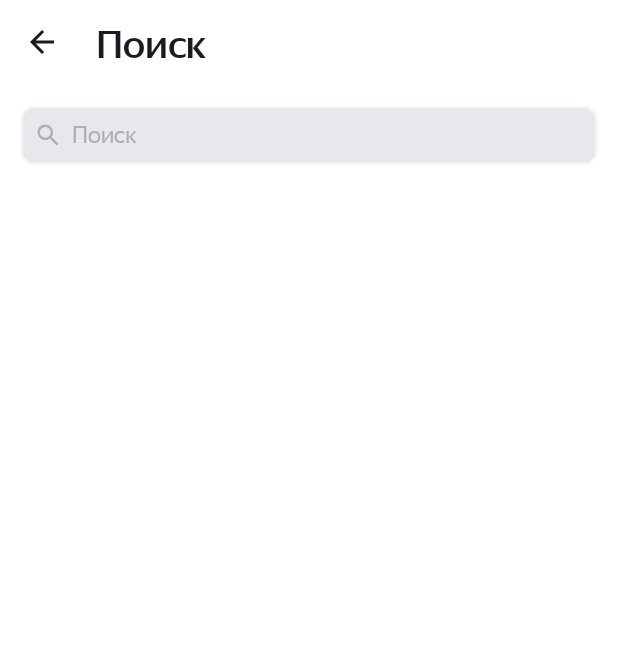
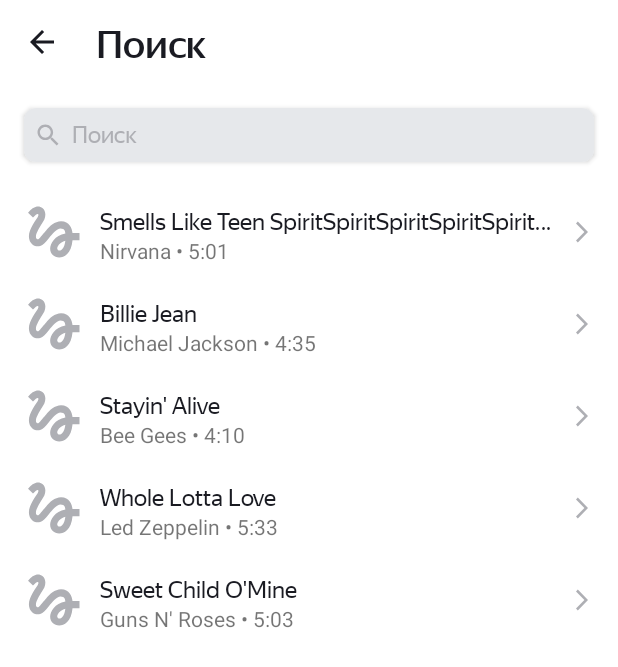
Before and after one commit to DimoonAndDev/Playlist_Maker, an Android app: the SearchActivity screen opened directly, with no data from a screen before it, on a phone screen of 412 x 824 dp. Shown: the top 667 px of the screen. Run offline under Robolectric (Android 15) with nearby library versions, the phone set to English and light mode, and no system bars; pictures from the network do not load.

Commit message:
10 sprint homework. 1. Search Recycler added 1.1. Track unit layout added 1.2. Adapter and ViewHolder added 1.3. Track class added 2. Glide installed 3. Mock-tracks added

```diff
--- a/app/build.gradle
+++ b/app/build.gradle
@@ -41,4 +41,7 @@ dependencies {
     testImplementation 'junit:junit:4.13.2'
     androidTestImplementation 'androidx.test.ext:junit:1.1.5'
     androidTestImplementation 'androidx.test.espresso:espresso-core:3.5.1'
+
+    implementation 'com.github.bumptech.glide:glide:4.14.2'
+    annotationProcessor 'com.github.bumptech.glide:compiler:4.14.2'
 }
--- a/app/src/main/AndroidManifest.xml
+++ b/app/src/main/AndroidManifest.xml
@@ -1,7 +1,7 @@
 <?xml version="1.0" encoding="utf-8"?>
 <manifest xmlns:android="http://schemas.android.com/apk/res/android"
     xmlns:tools="http://schemas.android.com/tools">
-
+    <uses-permission android:name="android.permission.INTERNET"/>
     <application
         android:allowBackup="true"
         android:dataExtractionRules="@xml/data_extraction_rules"
--- a/app/src/main/java/com/example/playlistmaker/SearchActivity.kt
+++ b/app/src/main/java/com/example/playlistmaker/SearchActivity.kt
@@ -10,6 +10,9 @@ import android.view.inputmethod.InputMethodManager
 import android.widget.EditText
 import android.widget.ImageView
 import androidx.appcompat.content.res.AppCompatResources
+import androidx.recyclerview.widget.LinearLayoutManager
+import androidx.recyclerview.widget.RecyclerView
+import com.example.playlistmaker.searchrecycler.SearchViewAdapter
 
 class SearchActivity : AppCompatActivity() {
     override fun onCreate(savedInstanceState: Bundle?) {
@@ -23,6 +26,7 @@ class SearchActivity : AppCompatActivity() {
         val searchBackArrowImage = findViewById<ImageView>(R.id.SearchBackArrowImage)
         val searchEditText = findViewById<EditText>(R.id.SearchEditText)
         val searchClearTextImage = findViewById<ImageView>(R.id.SearchClearTextImage)
+        val searchRecyclerView = findViewById<RecyclerView>(R.id.SearchRecyclerView)
 
 
         searchBackArrowImage.setOnClickListener {
@@ -66,6 +70,11 @@ class SearchActivity : AppCompatActivity() {
             inputMethodManager?.hideSoftInputFromWindow(searchEditText.windowToken, 0)
         }
 
+
+        searchRecyclerView.layoutManager =
+            LinearLayoutManager(this, LinearLayoutManager.VERTICAL, false)
+        val recyclerTrackAdapter = SearchViewAdapter(tracks)
+        searchRecyclerView.adapter = recyclerTrackAdapter
     }
 
     private var textValue: String = EMPTY_TXT
@@ -79,4 +88,36 @@ class SearchActivity : AppCompatActivity() {
         private const val EMPTY_TXT = ""
     }
 
+    private val tracks = arrayOf(
+        Track(
+            "Smells Like Teen SpiritSpiritSpiritSpiritSpiritSpiritSpiritSpiritSpirit",
+            "Nirvana",
+            "5:01",
+            "https://is5-ssl.mzstatic.com/image/thumb/Music115/v4/7b/58/c2/7b58c21a-2b51-2bb2-e59a-9bb9b96ad8c3/00602567924166.rgb.jpg/100x100bb.jpg"
+        ),
+        Track(
+            "Billie Jean",
+            "Michael Jackson",
+            "4:35",
+            "https://is5-ssl.mzstatic.com/image/thumb/Music125/v4/3d/9d/38/3d9d3811-71f0-3a0e-1ada-3004e56ff852/827969428726.jpg/100x100bb.jpg"
+        ),
+        Track(
+            "Stayin' Alive",
+            "Bee Gees",
+            "4:10",
+            "https://is4-ssl.mzstatic.com/image/thumb/Music115/v4/1f/80/1f/1f801fc1-8c0f-ea3e-d3e5-387c6619619e/16UMGIM86640.rgb.jpg/100x100bb.jpg"
+        ),
+        Track(
+            "Whole Lotta Love",
+            "Led Zeppelin",
+            "5:33",
+            "https://is2-ssl.mzstatic.com/image/thumb/Music62/v4/7e/17/e3/7e17e33f-2efa-2a36-e916-7f808576cf6b/mzm.fyigqcbs.jpg/100x100bb.jpg"
+        ),
+        Track(
+            "Sweet Child O'Mine",
+            "Guns N' Roses",
+            "5:03",
+            "https://is5-ssl.mzstatic.com/image/thumb/Music125/v4/a0/4d/c4/a04dc484-03cc-02aa-fa82-5334fcb4bc16/18UMGIM24878.rgb.jpg/100x100bb.jpg"
+        )
+    )
 }
--- /dev/null
+++ b/app/src/main/java/com/example/playlistmaker/Track.kt
@@ -0,0 +1,6 @@
+package com.example.playlistmaker
+
+data class Track(val trackName: String,// Название композиции
+                 val artistName: String, // Имя исполнителя
+                 val trackTime: String, // Продолжительность трека
+                 val artworkUrl100: String) // Ссылка на изображение обложки
--- /dev/null
+++ b/app/src/main/java/com/example/playlistmaker/searchrecycler/SearchViewAdapter.kt
@@ -0,0 +1,23 @@
+package com.example.playlistmaker.searchrecycler
+
+import android.view.LayoutInflater
+import android.view.ViewGroup
+import androidx.recyclerview.widget.RecyclerView
+import com.example.playlistmaker.R
+import com.example.playlistmaker.Track
+
+class SearchViewAdapter(private val tracks:Array<Track>) :
+    RecyclerView.Adapter<SearchViewHolder>() {
+    override fun onCreateViewHolder(parent: ViewGroup, viewType: Int): SearchViewHolder {
+        val view = LayoutInflater.from(parent.context).inflate(R.layout.search_track_unit,parent,false)
+        return SearchViewHolder(view)
+    }
+
+    override fun getItemCount(): Int {
+        return tracks.size
+    }
+
+    override fun onBindViewHolder(holder: SearchViewHolder, position: Int) {
+        holder.bind(tracks[position])
+    }
+}
--- /dev/null
+++ b/app/src/main/java/com/example/playlistmaker/searchrecycler/SearchViewHolder.kt
@@ -0,0 +1,49 @@
+package com.example.playlistmaker.searchrecycler
+
+import android.content.Context
+import android.util.TypedValue
+import android.view.RoundedCorner
+import android.view.View
+import android.widget.ImageView
+import android.widget.TextView
+import androidx.recyclerview.widget.RecyclerView
+import com.bumptech.glide.Glide
+import com.bumptech.glide.load.resource.bitmap.RoundedCorners
+import com.example.playlistmaker.R
+import com.example.playlistmaker.Track
+import java.util.SimpleTimeZone
+
+class SearchViewHolder(parentView: View) : RecyclerView.ViewHolder(parentView) {
+
+    private var trackNameTextView: TextView = parentView.findViewById(R.id.SearchTrackUnitName)
+    private var artistAndTimeTextView: TextView = parentView.findViewById(R.id.SearchTrackUnitArtistTime)
+    private var trackArtImageView: ImageView = parentView.findViewById(R.id.SearchTrackUnitImage)
+
+    fun bind(
+        track:Track
+    ) {
+
+        trackNameTextView.text = track.trackName.ifEmpty { "Track" }
+
+        val artistNameLocal: String = track.artistName.ifEmpty { "Musician" }
+        val trackTimeLocal: String = track.trackTime.ifEmpty { "0:00" }
+        val artistAndTime = "$artistNameLocal • $trackTimeLocal"
+        artistAndTimeTextView.text = artistAndTime
+
+        Glide.with(itemView)
+            .load(track.artworkUrl100)
+            .placeholder(R.drawable.placeholder)
+            .fitCenter()
+            .transform(RoundedCorners(dpToPx(2f, itemView.context)))
+            .into(trackArtImageView)
+    }
+
+    private fun dpToPx(dp: Float, context: Context): Int {
+        return TypedValue.applyDimension(
+            TypedValue.COMPLEX_UNIT_DIP,
+            dp,
+            context.resources.displayMetrics
+        ).toInt()
+    }
+
+}
--- /dev/null
+++ b/app/src/main/res/drawable/placeholder.xml
@@ -0,0 +1,13 @@
+<vector xmlns:android="http://schemas.android.com/apk/res/android"
+    android:width="45dp"
+    android:height="45dp"
+    android:viewportWidth="45"
+    android:viewportHeight="45">
+  <group>
+    <clip-path
+        android:pathData="M0,0h45v45h-45z"/>
+    <path
+        android:pathData="M8.606,12.919C9.919,11.587 11.231,10.387 11.813,10.631C12.75,11.006 11.813,12.563 11.25,13.481C10.781,14.269 5.888,20.775 5.888,25.313C5.888,27.712 6.788,29.7 8.4,30.9C9.806,31.95 11.663,32.269 13.35,31.763C15.356,31.181 17.006,29.138 19.087,26.569C21.356,23.775 24.394,20.119 26.737,20.119C29.794,20.119 29.831,22.013 30.038,23.475C22.95,24.675 19.95,30.356 19.95,33.544C19.95,36.731 22.65,39.338 25.969,39.338C29.025,39.338 34.013,36.844 34.763,27.9H39.375V23.212H34.744C34.463,20.119 32.7,15.337 27.188,15.337C22.969,15.337 19.35,18.919 17.925,20.663C16.837,22.031 14.063,25.313 13.631,25.763C13.163,26.325 12.356,27.337 11.55,27.337C10.706,27.337 10.2,25.781 10.875,23.737C11.531,21.694 13.5,18.375 14.344,17.138C15.806,15 16.781,13.538 16.781,10.988C16.781,6.919 13.706,5.625 12.075,5.625C9.6,5.625 7.444,7.5 6.975,7.969C6.3,8.644 5.738,9.206 5.325,9.712L8.606,12.919ZM26.025,34.781C25.444,34.781 24.638,34.294 24.638,33.431C24.638,32.306 26.006,29.306 30.019,28.256C29.456,33.3 27.337,34.781 26.025,34.781Z"
+        android:fillColor="#AEAFB4"/>
+  </group>
+</vector>
--- a/app/src/main/res/layout/activity_search.xml
+++ b/app/src/main/res/layout/activity_search.xml
@@ -78,4 +78,12 @@
         app:layout_constraintTop_toTopOf="@id/SearchEditCardView"
           />
 
+    <androidx.recyclerview.widget.RecyclerView
+        android:id="@+id/SearchRecyclerView"
+        android:layout_width="match_parent"
+        android:layout_height="wrap_content"
+        android:layout_marginTop="16dp"
+        app:layout_constraintEnd_toEndOf="parent"
+        app:layout_constraintStart_toStartOf="parent"
+        app:layout_constraintTop_toBottomOf="@id/SearchEditCardView" />
 </androidx.constraintlayout.widget.ConstraintLayout>
--- /dev/null
+++ b/app/src/main/res/layout/search_track_unit.xml
@@ -0,0 +1,60 @@
+<?xml version="1.0" encoding="utf-8"?>
+<androidx.constraintlayout.widget.ConstraintLayout xmlns:android="http://schemas.android.com/apk/res/android"
+    xmlns:app="http://schemas.android.com/apk/res-auto"
+    android:layout_width="match_parent"
+    android:layout_height="wrap_content">
+
+    <ImageView
+        android:id="@+id/SearchTrackUnitImage"
+        android:layout_width="45dp"
+        android:layout_height="45dp"
+        android:layout_marginStart="13dp"
+        android:layout_marginTop="8dp"
+        android:layout_marginBottom="8dp"
+        app:layout_constraintBottom_toBottomOf="parent"
+        app:layout_constraintStart_toStartOf="parent"
+        app:layout_constraintTop_toTopOf="parent"
+        android:contentDescription="@string/track_unit_image" />
+
+    <TextView
+        android:id="@+id/SearchTrackUnitName"
+        style="@style/SearchTrackUnitNameText"
+        android:layout_width="wrap_content"
+        android:layout_height="wrap_content"
+        android:layout_marginStart="8dp"
+        android:layout_marginTop="14dp"
+        app:layout_constraintEnd_toStartOf="@+id/SearchTrackUnitArrowButton"
+        app:layout_constraintHorizontal_bias="0.0"
+        app:layout_constraintStart_toEndOf="@id/SearchTrackUnitImage"
+        app:layout_constraintTop_toTopOf="parent"
+        android:ellipsize="end"
+        android:maxLines="1"
+        android:scrollHorizontally="false"
+        app:layout_constrainedWidth="true"
+         />
+
+    <TextView
+        android:id="@+id/SearchTrackUnitArtistTime"
+        android:layout_width="wrap_content"
+        android:layout_height="wrap_content"
+        android:layout_marginStart="8dp"
+        app:layout_constraintEnd_toStartOf="@+id/SearchTrackUnitArrowButton"
+        app:layout_constraintHorizontal_bias="0.0"
+        app:layout_constraintStart_toEndOf="@id/SearchTrackUnitImage"
+        app:layout_constraintTop_toBottomOf="@id/SearchTrackUnitName" />
+
+    <Button
+        android:id="@+id/SearchTrackUnitArrowButton"
+        android:layout_width="44dp"
+        android:layout_height="61dp"
+        android:paddingEnd="12dp"
+        android:paddingStart="8dp"
+        style="@style/SearchTrackUnitArrowButtonStyle"
+        android:contentDescription="@string/track_details"
+        android:elevation="7dp"
+        app:icon="@drawable/arrowhead"
+        app:layout_constraintBottom_toBottomOf="parent"
+        app:layout_constraintEnd_toEndOf="parent"
+        app:layout_constraintTop_toTopOf="parent" />
+
+</androidx.constraintlayout.widget.ConstraintLayout>
--- a/app/src/main/res/values-night/styles.xml
+++ b/app/src/main/res/values-night/styles.xml
@@ -106,4 +106,30 @@
         <item name="android:layout_marginEnd">12dp</item>
         <item name="android:tint">@color/black</item>
     </style>
+
+    <style name="SearchTrackUnitNameText">
+        <item name="android:fontFamily">@font/ys_disp</item>
+        <item name="android:fontWeight">400</item>
+        <item name="android:textAlignment">textStart</item>
+        <item name="android:textAllCaps">false</item>
+        <item name="android:textColor">@color/white</item>
+        <item name="android:textSize">@dimen/settActive_options_textSize</item>
+    </style>
+
+    <style name="SearchTrackUnitArtistTimeText">
+        <item name="android:fontFamily">@font/ys_disp</item>
+        <item name="android:fontWeight">400</item>
+        <item name="android:textAlignment">textStart</item>
+        <item name="android:textAllCaps">false</item>
+        <item name="android:textColor">@color/white</item>
+        <item name="android:textSize">11sp</item>
+    </style>
+    <style name="SearchTrackUnitArrowButtonStyle">
+        <item name="android:foreground">?android:attr/selectableItemBackground</item>
+        <item name="android:outlineProvider">none</item>>
+
+        <item name="iconPadding">0dp</item>
+        <item name="iconGravity">start</item>
+        <item name="iconTint">@color/white</item>
+    </style>
 </resources>
--- a/app/src/main/res/values/strings.xml
+++ b/app/src/main/res/values/strings.xml
@@ -17,5 +17,7 @@
     <string name="YP_user_cond_link">https://yandex.ru/legal/practicum_offer/</string>
     <string name="tapBarBorder">Серая полоска</string>
     <string name="clearSearchText">Очистить строку поиска</string>
+    <string name="track_details">Детали трека</string>
+    <string name="track_unit_image">Обложка трека</string>
 
 </resources>
--- a/app/src/main/res/values/styles.xml
+++ b/app/src/main/res/values/styles.xml
@@ -108,4 +108,31 @@
         <item name="android:layout_marginEnd">12dp</item>
         <item name="android:tint">@color/YP_gray</item>
     </style>
+
+    <style name="SearchTrackUnitNameText">
+        <item name="android:fontFamily">@font/ys_disp</item>
+        <item name="android:fontWeight">400</item>
+        <item name="android:textAlignment">textStart</item>
+        <item name="android:textAllCaps">false</item>
+        <item name="android:textColor">@color/YP_black</item>
+        <item name="android:textSize">@dimen/settActive_options_textSize</item>
+        </style>
+
+    <style name="SearchTrackUnitArtistTimeText">
+        <item name="android:fontFamily">@font/ys_disp</item>
+        <item name="android:fontWeight">400</item>
+        <item name="android:textAlignment">textStart</item>
+        <item name="android:textAllCaps">false</item>
+        <item name="android:textColor">@color/YP_gray</item>
+        <item name="android:textSize">11sp</item>
+    </style>
+    <style name="SearchTrackUnitArrowButtonStyle">
+        <item name="android:foreground">?android:attr/selectableItemBackground</item>
+        <item name="android:outlineProvider">none</item>>
+        <item name="android:backgroundTint">@color/white</item>
+        <item name="iconPadding">0dp</item>
+        <item name="iconGravity">start</item>
+        <item name="iconTint">@color/YP_gray</item>
+    </style>
+
 </resources>
--- a/build.gradle
+++ b/build.gradle
@@ -1,6 +1,6 @@
 // Top-level build file where you can add configuration options common to all sub-projects/modules.
 plugins {
-    id 'com.android.application' version '7.4.0' apply false
-    id 'com.android.library' version '7.4.0' apply false
+    id 'com.android.application' version '8.2.2' apply false
+    id 'com.android.library' version '8.2.2' apply false
     id 'org.jetbrains.kotlin.android' version '1.7.21' apply false
 }
--- a/gradle.properties
+++ b/gradle.properties
@@ -21,3 +21,5 @@ kotlin.code.style=official
 # resources declared in the library itself and none from the library's dependencies,
 # thereby reducing the size of the R class for that library
 android.nonTransitiveRClass=true
+android.defaults.buildfeatures.buildconfig=true
+android.nonFinalResIds=false
```
Also changed, not shown: gradle/wrapper/gradle-wrapper.properties.
